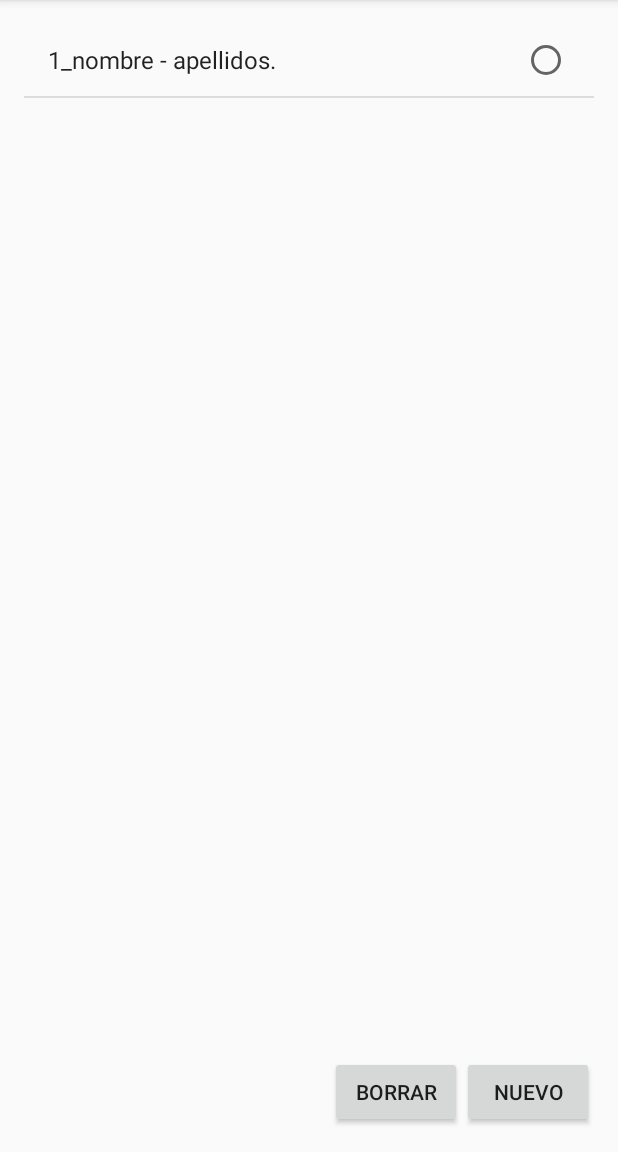
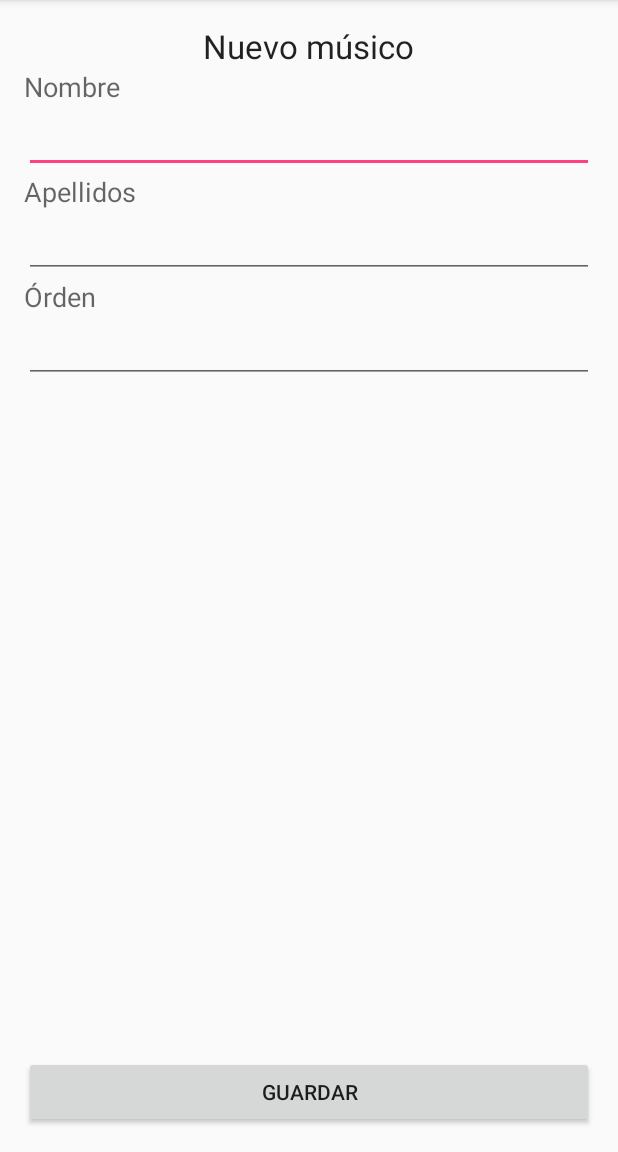
Before and after one commit to ramirezperezjj/Bandabilidad, an Android app: the MusicosActivity screen opened directly, with no data from a screen before it, after a tap on "NUEVO", on a phone screen of 412 x 824 dp, the part 84-1236 px from its top. Run offline under Robolectric (Android 15) with nearby library versions, the phone set to English and light mode, and no system bars.

Commit message:
Borrar y crear músicos

```diff
--- a/app/src/main/AndroidManifest.xml
+++ b/app/src/main/AndroidManifest.xml
@@ -15,7 +15,8 @@
                 <category android:name="android.intent.category.LAUNCHER" />
             </intent-filter>
         </activity>
-        <activity android:name=".activities.MusicosActivity"></activity>
+        <activity android:name=".activities.MusicosActivity" />
+        <activity android:name=".activities.NuevoMusicoActivity"></activity>
     </application>
 
 </manifest>
--- a/app/src/main/java/es/jjrp/bandabilidad/activities/MusicosActivity.java
+++ b/app/src/main/java/es/jjrp/bandabilidad/activities/MusicosActivity.java
@@ -1,6 +1,9 @@
 package es.jjrp.bandabilidad.activities;
 
+import android.content.DialogInterface;
+import android.content.Intent;
 import android.os.Bundle;
+import android.support.v7.app.AlertDialog;
 import android.support.v7.app.AppCompatActivity;
 import android.view.View;
 import android.widget.ArrayAdapter;
@@ -14,6 +17,7 @@ import es.jjrp.bandabilidad.bean.Musico;
 import es.jjrp.bandabilidad.dao.PersonDbHelper;
 
 public class MusicosActivity extends AppCompatActivity {
+    private static final int NUEVO_MUSICO_REQUEST = 1;
     PersonDbHelper pHelper;
 
     @Override
@@ -25,7 +29,9 @@ public class MusicosActivity extends AppCompatActivity {
         bNuevo.setOnClickListener(new View.OnClickListener() {
             @Override
             public void onClick(View v) {
-                pHelper.createRow("nombre", "apellidos");
+                Intent intent = new Intent(getBaseContext(), NuevoMusicoActivity.class);
+//                intent.setFlags(Intent.FLAG_ACTIVITY_PREVIOUS_IS_TOP);
+                startActivityForResult(intent, NUEVO_MUSICO_REQUEST);
 
                 cargarMusicos();
             }
@@ -39,21 +45,56 @@ public class MusicosActivity extends AppCompatActivity {
             }
         });
 
-
         pHelper = new PersonDbHelper(this);
-
 
         cargarMusicos();
     }
 
+    @Override
+    protected void onActivityResult(int requestCode, int resultCode, Intent data) {
+        super.onActivityResult(requestCode, resultCode, data);
+        switch (requestCode) {
+            case NUEVO_MUSICO_REQUEST:
+                cargarMusicos();
+                break;
+            default:
+                break;
+        }
+
+    }
+
     private void borrarMusico() {
-        ListView musicos = (ListView) findViewById(R.id.listMusicos);
-        if (musicos.getCheckedItemPosition() >= 0) {
-            String sel = musicos.getItemAtPosition(musicos.getCheckedItemPosition()).toString();
-            String id = sel.split("_")[0];
-            pHelper.deleteRow(Long.parseLong(id));
-            cargarMusicos();
-        }
+        // 1. Instantiate an AlertDialog.Builder with its constructor
+        AlertDialog.Builder builder = new AlertDialog.Builder(this);
+
+// 2. Chain together various setter methods to set the dialog characteristics
+        builder.setMessage(R.string.dialog_borrar_message)
+                .setTitle(R.string.dialog_borrar_title);
+
+        builder.setPositiveButton(R.string.ok, new DialogInterface.OnClickListener() {
+            public void onClick(DialogInterface dialog, int id) {
+                // User clicked OK button
+                ListView musicos = (ListView) findViewById(R.id.listMusicos);
+                if (musicos.getCheckedItemPosition() >= 0) {
+                    String sel = musicos.getItemAtPosition(musicos.getCheckedItemPosition()).toString();
+                    String musicoId = sel.split("_")[0];
+                    pHelper.deleteRow(Long.parseLong(musicoId));
+                    cargarMusicos();
+                }
+            }
+        });
+        builder.setNegativeButton(R.string.cancel, new DialogInterface.OnClickListener() {
+            public void onClick(DialogInterface dialog, int id) {
+                // User cancelled the dialog
+            }
+        });
+// Set other dialog properties
+
+
+// Create the AlertDialog
+        AlertDialog dialog = builder.create();
+        dialog.show();
+
 
     }
 
--- /dev/null
+++ b/app/src/main/java/es/jjrp/bandabilidad/activities/NuevoMusicoActivity.java
@@ -0,0 +1,45 @@
+package es.jjrp.bandabilidad.activities;
+
+import android.os.Bundle;
+import android.support.v7.app.AppCompatActivity;
+import android.view.View;
+import android.widget.Button;
+import android.widget.TextView;
+import android.widget.Toast;
+
+import es.jjrp.bandabilidad.R;
+import es.jjrp.bandabilidad.dao.PersonDbHelper;
+
+public class NuevoMusicoActivity extends AppCompatActivity {
+    PersonDbHelper db;
+
+    @Override
+    protected void onCreate(Bundle savedInstanceState) {
+        super.onCreate(savedInstanceState);
+        setContentView(R.layout.activity_nuevo_musico);
+        db = new PersonDbHelper(this);
+        Button b = (Button) findViewById(R.id.btNuevoGuardar);
+        b.setOnClickListener(new View.OnClickListener() {
+            @Override
+            public void onClick(View view) {
+                TextView tNombre = (TextView) findViewById(R.id.textNuevoNombre);
+                TextView tApellido = (TextView) findViewById(R.id.textNuevoApellido);
+                if (tNombre.getText() == null || tNombre.getText().toString().trim().isEmpty()) {
+                    Toast.makeText(getBaseContext(), "Falta el nombre", Toast.LENGTH_SHORT).show();
+                } else if (tApellido.getText() == null || tApellido.getText().toString().trim().isEmpty()) {
+                    Toast.makeText(getBaseContext(), "Falta el apellido", Toast.LENGTH_SHORT).show();
+                } else {
+                    try {
+                        db.createRow(tNombre.getText().toString(), tApellido.getText().toString());
+//                    finishActivity(Activity.RESULT_OK);
+                        finish();
+                    } catch (Exception e) {
+                        Toast.makeText(getBaseContext(), "Error creando músico: " + e.getMessage(), Toast.LENGTH_SHORT).show();
+                    }
+                }
+            }
+        });
+
+
+    }
+}
--- /dev/null
+++ b/app/src/main/res/layout/activity_nuevo_musico.xml
@@ -0,0 +1,94 @@
+<?xml version="1.0" encoding="utf-8"?>
+<RelativeLayout xmlns:android="http://schemas.android.com/apk/res/android"
+    xmlns:tools="http://schemas.android.com/tools"
+    android:layout_width="match_parent"
+    android:layout_height="match_parent"
+    android:paddingBottom="@dimen/activity_vertical_margin"
+    android:paddingLeft="@dimen/activity_horizontal_margin"
+    android:paddingRight="@dimen/activity_horizontal_margin"
+    android:paddingTop="@dimen/activity_vertical_margin"
+    tools:context="es.jjrp.bandabilidad.activities.NuevoMusicoActivity">
+
+    <TextView
+        android:layout_width="wrap_content"
+        android:layout_height="wrap_content"
+        android:textAppearance="?android:attr/textAppearanceLarge"
+        android:text="@string/nuevoMusico"
+        android:id="@+id/titleNuevoMusico"
+        android:layout_alignParentTop="true"
+        android:layout_centerHorizontal="true" />
+
+    <EditText
+        android:layout_width="wrap_content"
+        android:layout_height="wrap_content"
+        android:id="@+id/textNuevoNombre"
+        android:layout_below="@+id/labelNuevoNombre"
+        android:layout_alignParentLeft="true"
+        android:layout_alignParentStart="true"
+        android:layout_alignParentRight="true"
+        android:layout_alignParentEnd="true" />
+
+    <TextView
+        android:layout_width="wrap_content"
+        android:layout_height="wrap_content"
+        android:textAppearance="?android:attr/textAppearanceMedium"
+        android:text="@string/nombre"
+        android:id="@+id/labelNuevoNombre"
+        android:layout_below="@+id/titleNuevoMusico"
+        android:layout_alignParentLeft="true"
+        android:layout_alignParentStart="true" />
+
+    <TextView
+        android:layout_width="wrap_content"
+        android:layout_height="wrap_content"
+        android:textAppearance="?android:attr/textAppearanceMedium"
+        android:text="@string/apellidos"
+        android:id="@+id/labelNuevoApellidos"
+        android:layout_below="@+id/textNuevoNombre"
+        android:layout_alignParentLeft="true"
+        android:layout_alignParentStart="true" />
+
+    <EditText
+        android:layout_width="wrap_content"
+        android:layout_height="wrap_content"
+        android:id="@+id/textNuevoApellido"
+        android:layout_below="@+id/labelNuevoApellidos"
+        android:layout_alignParentLeft="true"
+        android:layout_alignParentStart="true"
+        android:layout_alignParentRight="true"
+        android:layout_alignParentEnd="true" />
+
+    <TextView
+        android:layout_width="wrap_content"
+        android:layout_height="wrap_content"
+        android:textAppearance="?android:attr/textAppearanceMedium"
+        android:text="@string/orden"
+        android:id="@+id/labelNuevoNumero"
+        android:layout_below="@+id/textNuevoApellido"
+        android:layout_alignParentLeft="true"
+        android:layout_alignParentStart="true" />
+
+    <EditText
+        android:layout_width="wrap_content"
+        android:layout_height="wrap_content"
+        android:inputType="number"
+        android:ems="10"
+        android:id="@+id/textNuevoNumero"
+        android:layout_below="@+id/labelNuevoNumero"
+        android:layout_alignParentLeft="true"
+        android:layout_alignParentStart="true"
+        android:layout_alignParentRight="true"
+        android:layout_alignParentEnd="true" />
+
+    <Button
+        android:layout_width="wrap_content"
+        android:layout_height="wrap_content"
+        android:text="@string/guardar"
+        android:id="@+id/btNuevoGuardar"
+        android:layout_alignParentBottom="true"
+        android:layout_alignParentRight="true"
+        android:layout_alignParentEnd="true"
+        android:layout_alignParentLeft="true"
+        android:layout_alignParentStart="true" />
+
+</RelativeLayout>
--- a/app/src/main/res/values/strings.xml
+++ b/app/src/main/res/values/strings.xml
@@ -6,4 +6,14 @@
     <string name="title_activity_musicos">MusicosActivity</string>
     <string name="nuevo">Nuevo</string>
     <string name="borrar">Borrar</string>
+    <string name="nuevoMusico">Nuevo músico</string>
+    <string name="nombre">Nombre</string>
+    <string name="apellidos">Apellidos</string>
+    <string name="numero">Número</string>
+    <string name="orden">Órden</string>
+    <string name="guardar">Guardar</string>
+    <string name="dialog_borrar_message">Se borrará el músico seleccionado</string>
+    <string name="dialog_borrar_title">Borrar músico</string>
+    <string name="ok">OK</string>
+    <string name="cancel">Cancelar</string>
 </resources>
```
